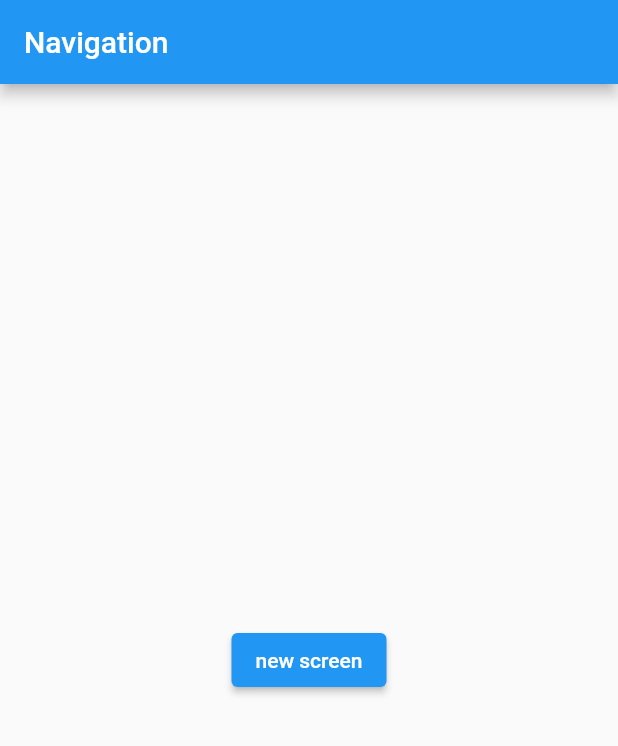
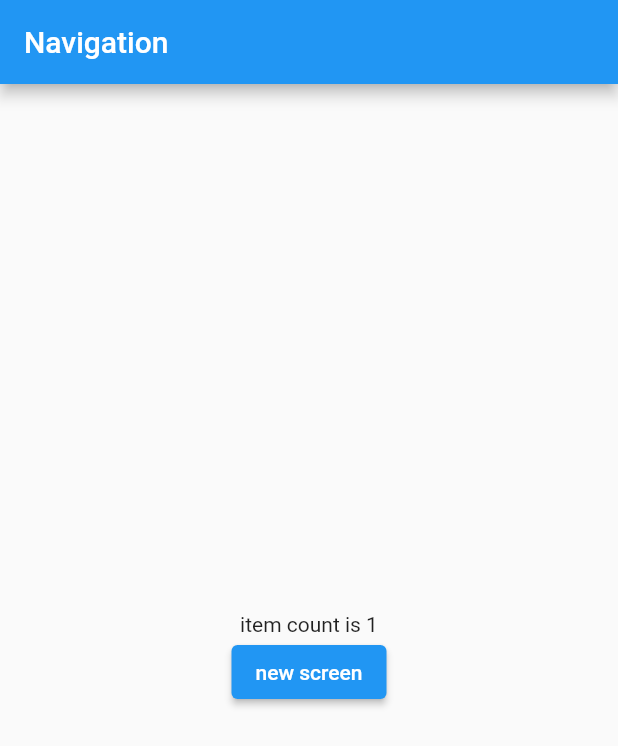
Before and after one commit to MohammadMobasher/GetX-Learning, a Flutter app: the screen it shows after launch, after a tap on "new screen", on a phone screen of 412 x 824 dp. Shown: the top 746 px of the screen. Run offline on Flutter 3.47's test engine with Material 2 defaults, Android fonts, the phone set to English and light mode, and no system bars; our stand-ins replace get.

Commit message:
Reactive State Manager

```diff
--- a/lib/main.dart
+++ b/lib/main.dart
@@ -4,11 +4,19 @@ import 'package:flutter_application_2/Home.dart';
 import 'package:get/get.dart';
 
 void main() {
-  runApp(const MyApp());
+  runApp(MyApp());
 }
 
 class MyApp extends StatelessWidget {
-  const MyApp({Key? key}) : super(key: key);
+  // const MyApp({Key? key}) : super(key: key);
+
+  void increment() {
+    count++;
+  }
+
+  var count = 0.obs;
+  // final iemCount = RxInt(0);
+// final itemCount = Rx<int>(0);
 
   // This widget is the root of your application.
   @override
@@ -26,8 +34,15 @@ class MyApp extends StatelessWidget {
             mainAxisAlignment: MainAxisAlignment.center,
             crossAxisAlignment: CrossAxisAlignment.center,
             children: [
+              Obx(() => Text(
+                    "item count is " + count.toString(),
+                  )),
               ElevatedButton(
                 onPressed: () async {
+                  increment();
+
+                  // Get.toNamed(AppRoute.home);
+
                   // Get.to(
                   //   const Home(),
                   //   // for show closing icon on the top of screen
```
Also changed, not shown: 1 other file.
